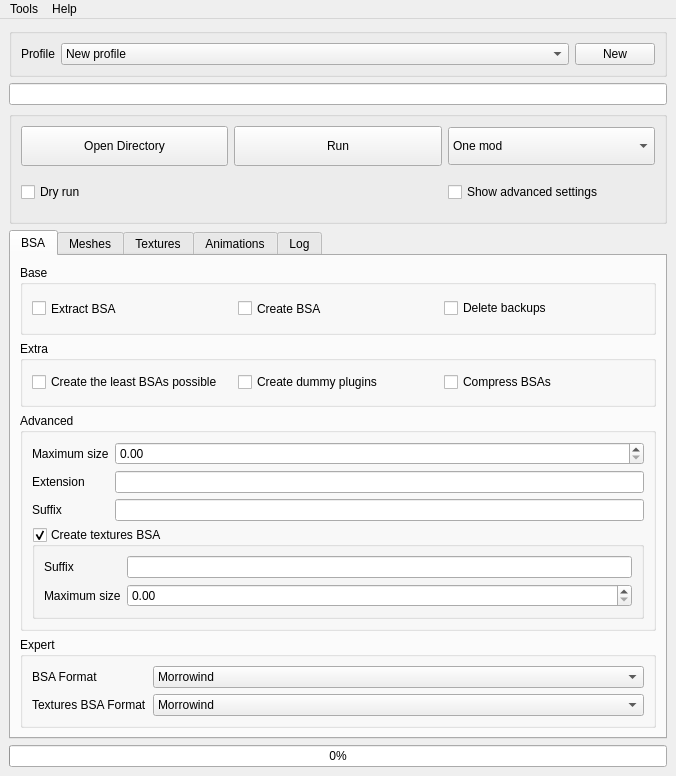
Old version of the form src/MainWindow.ui in the repository Guekka/cathedral-assets-optimizer.
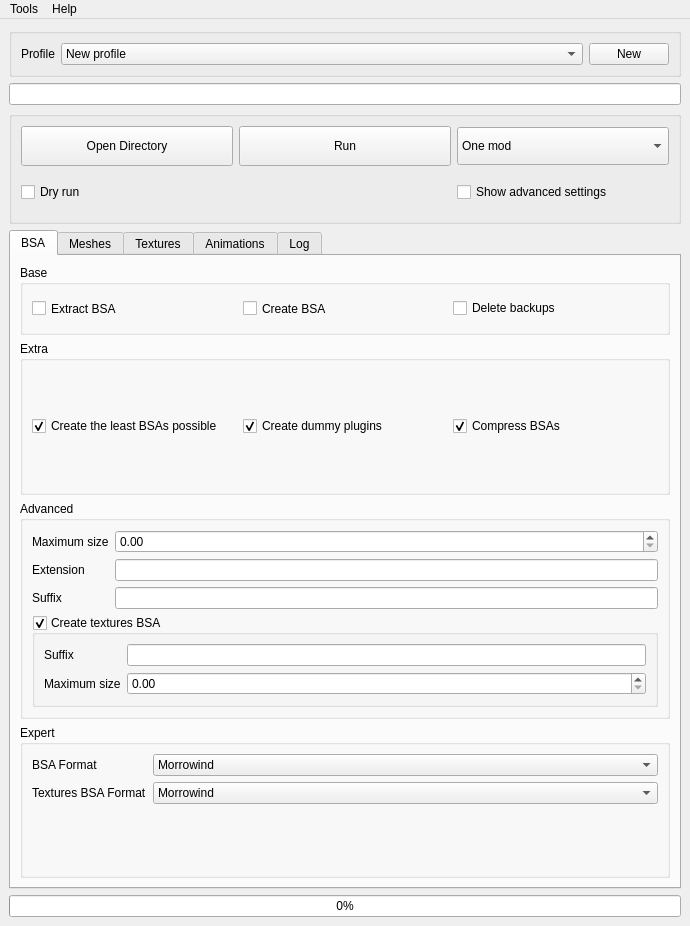
New version of the form.

Commit message: [GUI/Settings] Make some BSA settings checked by default

What changed in the file:
```diff
--- a/src/MainWindow.ui
+++ b/src/MainWindow.ui
@@ -6,8 +6,8 @@
    <rect>
     <x>0</x>
     <y>0</y>
-    <width>676</width>
-    <height>776</height>
+    <width>690</width>
+    <height>926</height>
    </rect>
   </property>
   <property name="sizePolicy">
@@ -365,6 +365,9 @@
              <property name="text">
               <string>Create the least BSAs possible</string>
              </property>
+             <property name="checked">
+              <bool>true</bool>
+             </property>
             </widget>
            </item>
            <item row="0" column="1">
@@ -372,6 +375,9 @@
              <property name="text">
               <string>Create dummy plugins</string>
              </property>
+             <property name="checked">
+              <bool>true</bool>
+             </property>
             </widget>
            </item>
            <item row="0" column="2">
@@ -379,6 +385,9 @@
              <property name="text">
               <string>Compress BSAs</string>
              </property>
+             <property name="checked">
+              <bool>true</bool>
+             </property>
             </widget>
            </item>
           </layout>
@@ -1333,8 +1342,8 @@
     <rect>
      <x>0</x>
      <y>0</y>
-     <width>676</width>
-     <height>20</height>
+     <width>690</width>
+     <height>25</height>
     </rect>
    </property>
    <widget class="QMenu" name="menuTools">
```
